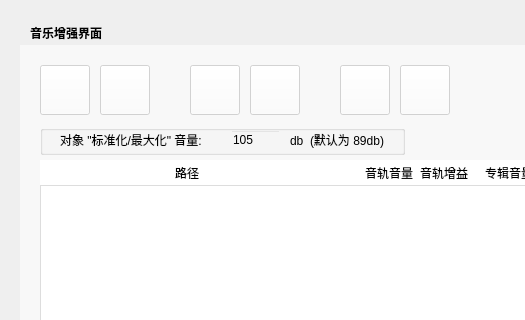
Old version of the form TTKCore/musicUi/musicToolsetswidget/musicvolumegainwidget.ui in the repository Greedysky/TTKMusicPlayer; both pictures show x 0 to 525 and y 0 to 320 of the 655 by 449 pixel window.
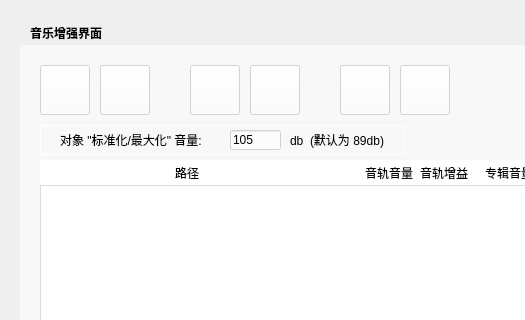
New version of the form. Custom widgets are drawn as their Qt base class.

Commit message: add groupbox border stylesheet[987556]

Diff of the .ui file:
```diff
--- a/TTKCore/musicUi/musicToolsetswidget/musicvolumegainwidget.ui
+++ b/TTKCore/musicUi/musicToolsetswidget/musicvolumegainwidget.ui
@@ -203,7 +203,7 @@
      </rect>
     </property>
     <property name="styleSheet">
-     <string notr="true">background:transparent</string>
+     <string notr="true">QGroupBox{border:1px solid #FFF;background:transparent;}</string>
     </property>
     <property name="title">
      <string/>
```
The commit also changes 3 other files.
